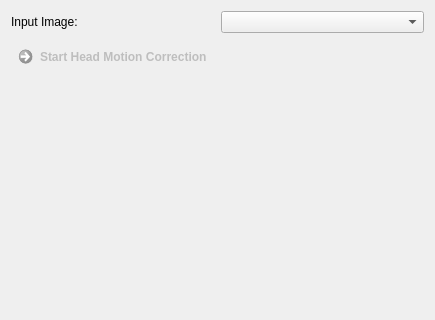
First picture: the form in Plugins/org.mitk.gui.qt.diffusionimaging.registration/src/internal/QmitkHeadMotionCorrectionViewControls.ui, repository MITK/MITK, before the edit; both pictures show x 0 to 435 and y 0 to 320 of the 435 by 744 pixel window.
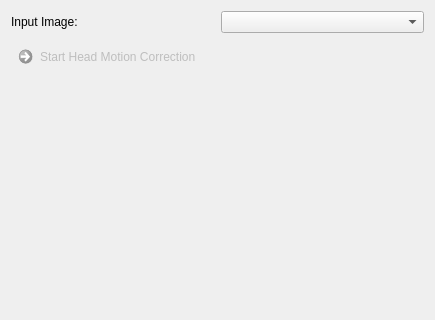
Second picture: the form after the edit. Custom widgets are drawn as their Qt base class.

Commit message: Update diffusion view style

What changed in the file:
```diff
--- a/Plugins/org.mitk.gui.qt.diffusionimaging.registration/src/internal/QmitkHeadMotionCorrectionViewControls.ui
+++ b/Plugins/org.mitk.gui.qt.diffusionimaging.registration/src/internal/QmitkHeadMotionCorrectionViewControls.ui
@@ -13,6 +13,43 @@
   <property name="windowTitle">
    <string>Form</string>
   </property>
+  <property name="styleSheet">
+   <string>QCommandLinkButton {
+  font-weight: normal;
+}
+
+QCommandLinkButton:disabled {
+  border: none;
+  font-weight: lighter;
+}
+
+QToolBox::tab {
+  border: 1px solid #434346;
+  font-weight: bold;
+}
+
+QToolBox::tab:hover {
+  background-color: #434346;
+  font-weight: bold;
+}
+
+QToolBox::tab:selected {
+  background-color: #1c97ea;
+  border: 1px solid #1c97ea;
+  font-weight: bold;
+}
+
+QGroupBox {
+  border: 1px solid #434346;
+  background-color: #2d2d30;
+  margin-top: 8px;
+  padding-top: 8px;
+}
+
+QGroupBox, QGroupBox:disabled {
+  background-color: #2d2d30;
+}</string>
+  </property>
   <layout class="QGridLayout" name="gridLayout_2">
    <item row="1" column="0">
     <widget class="QCommandLinkButton" name="m_RegistrationStartButton">
```
Left out of the diff: 8 changed lines with no effect on the pictures. The commit also changes 32 other files.
